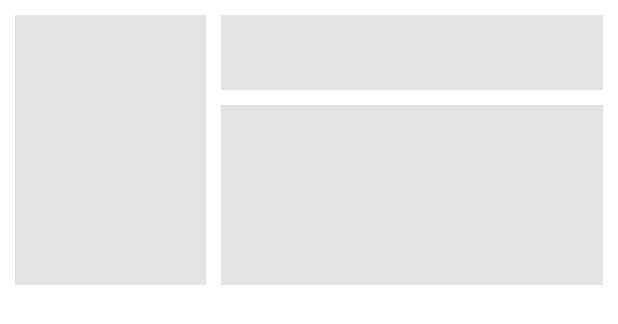
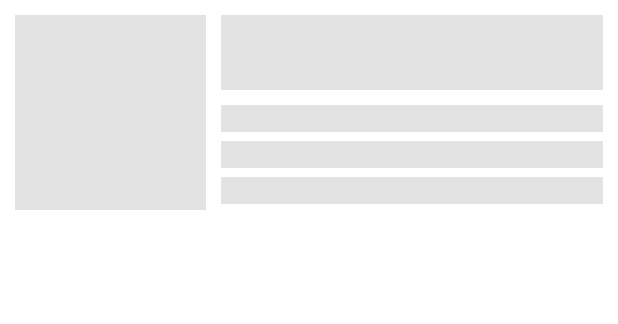
Before and after one commit to unaisulhadi/HeadLinesCompose, an Android app built with Jetpack Compose: the @Preview function ShimmerItemPreview, on a phone screen of 412 x 824 dp. Shown: the top 324 px of the screen. Run offline under Robolectric (Android 15) with nearby library versions, the phone set to English and light mode, and no system bars; Roboto replaces fonts that are not available here.

Commit message:
Place holder for News item

```diff
--- a/app/src/main/java/com/hadi/headlinescompose/data/model/NewsResponse.kt
+++ b/app/src/main/java/com/hadi/headlinescompose/data/model/NewsResponse.kt
@@ -26,7 +26,7 @@ data class NewsResponse(
         @Json(name = "publishedAt")
         val publishedAt: String,
         @Json(name = "source")
-        val source: Source,
+        val source: Source?,
         @Json(name = "title")
         val title: String,
         @Json(name = "url")
--- a/app/src/main/java/com/hadi/headlinescompose/presentation/ui/screen/news/ShimmerEffect.kt
+++ b/app/src/main/java/com/hadi/headlinescompose/presentation/ui/components/ShimmerEffect.kt
@@ -1,16 +1,13 @@
-package com.hadi.headlinescompose.presentation.ui.screen.news
+package com.hadi.headlinescompose.presentation.ui.components
 
 import androidx.compose.animation.core.*
 import androidx.compose.foundation.background
-import androidx.compose.foundation.isSystemInDarkTheme
 import androidx.compose.foundation.layout.*
 import androidx.compose.foundation.lazy.LazyColumn
-import androidx.compose.foundation.shape.RoundedCornerShape
 import androidx.compose.material.Surface
 import androidx.compose.runtime.Composable
 import androidx.compose.runtime.getValue
 import androidx.compose.ui.Modifier
-import androidx.compose.ui.draw.alpha
 import androidx.compose.ui.graphics.Color
 import androidx.compose.ui.tooling.preview.Preview
 import androidx.compose.ui.unit.dp
@@ -23,7 +20,7 @@ fun ShimmerEffect() {
         contentPadding = PaddingValues(all = SMALL_PADDING),
         verticalArrangement = Arrangement.spacedBy(SMALL_PADDING)
     ) {
-        items(count = 2) {
+        items(count = 5) {
             AnimatedShimmerItem()
         }
     }
@@ -71,7 +68,7 @@ fun ShimmerItem(alpha: Float) {
                 .weight(2f)
         ) {
 
-            androidx.compose.material.Surface(
+            Surface(
                 modifier = Modifier
                     .fillMaxWidth()
                     .height(50.dp)
@@ -79,12 +76,15 @@ fun ShimmerItem(alpha: Float) {
                 color = ShimmerMediumGray
             ) {}
             Spacer(modifier = Modifier.height(SMALL_PADDING))
-            Box(
-                modifier = Modifier
-                    .fillMaxWidth()
-                    .fillMaxHeight()
-                    .background(ShimmerMediumGray)
-            )
+            repeat(3) {
+                Box(
+                    modifier = Modifier
+                        .fillMaxWidth()
+                        .height(18.dp)
+                        .background(ShimmerMediumGray)
+                )
+                Spacer(modifier = Modifier.height(EXTRA_SMALL_PADDING))
+            }
 
         }
 
--- a/app/src/main/java/com/hadi/headlinescompose/presentation/ui/theme/Dimens.kt
+++ b/app/src/main/java/com/hadi/headlinescompose/presentation/ui/theme/Dimens.kt
@@ -12,7 +12,7 @@ val PAGING_INDICATOR_WIDTH = 12.dp
 val PAGING_INDICATOR_SPACING = 8.dp
 
 val TOP_APP_BAR_HEIGHT = 56.dp
-val NEWS_ITEM_HEIGHT = 200.dp
+val NEWS_ITEM_HEIGHT = 150.dp
 val NAME_PLACEHOLDER_HEIGHT = 30.dp
 val ABOUT_PLACEHOLDER_HEIGHT = 15.dp
 val RATING_PLACEHOLDER_HEIGHT = 20.dp
```
Also changed, not shown: app/src/main/java/com/hadi/headlinescompose/presentation/ui/screen/news/ListContent.kt (+49 -8 lines), app/src/main/java/com/hadi/headlinescompose/presentation/ui/screen/news/NewsAppBar.kt (added, +28 -0 lines), app/src/main/res/drawable/newspaper.png (added).
